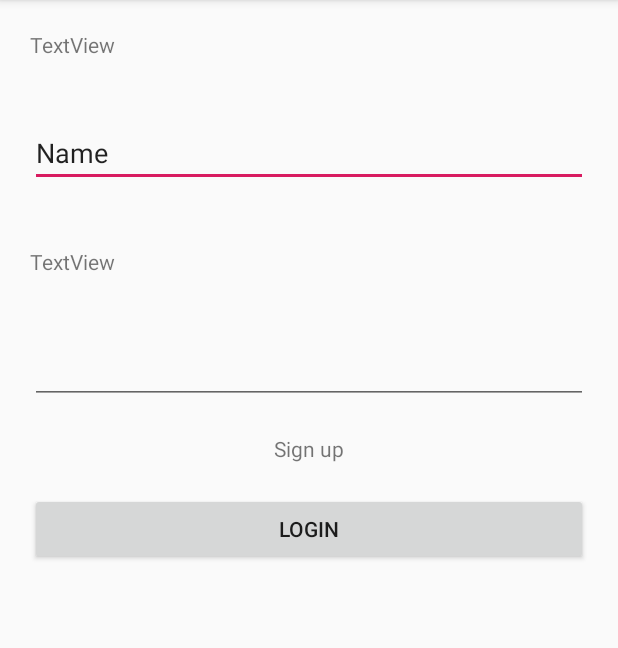
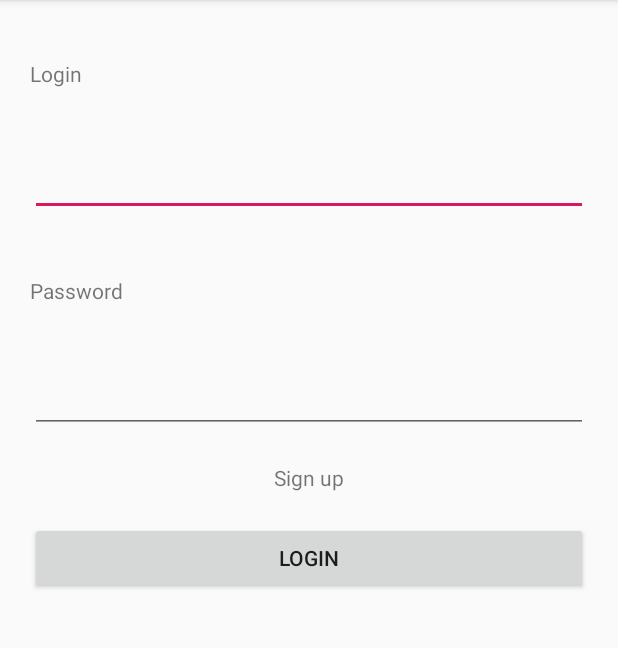
Before and after one commit to geoffreydeschaumes/native_apps_bibliotheek_app, an Android app: the screen it shows after launch (LoginActivity), on a phone screen of 412 x 824 dp, the part 84-732 px from its top. Run offline under Robolectric (Android 15) with nearby library versions, the phone set to English and light mode, and no system bars; our stand-ins replace data binding.

Commit message:
connection from loginActivity to MainActivity

```diff
--- a/app/build.gradle
+++ b/app/build.gradle
@@ -34,7 +34,7 @@ dependencies {
     testImplementation 'junit:junit:4.12'
     androidTestImplementation 'com.android.support.test:runner:1.0.2'
     androidTestImplementation 'com.android.support.test.espresso:espresso-core:3.0.2'
-    implementation"android.arch.navigation:navigation-fragment-ktx:$navigationVersion"
+    implementation "android.arch.navigation:navigation-fragment-ktx:$navigationVersion"
     implementation "android.arch.navigation:navigation-ui-ktx:$navigationVersion"
     implementation "android.arch.lifecycle:extensions:1.1.0"
 
--- a/app/src/main/java/com/example/geoffrey/bibliotheekapp/fragments/LoginFragment.kt
+++ b/app/src/main/java/com/example/geoffrey/bibliotheekapp/fragments/LoginFragment.kt
@@ -1,4 +1,5 @@
 package com.example.geoffrey.bibliotheekapp.fragments
+
 
 
 import android.arch.lifecycle.ViewModelProviders
@@ -22,13 +23,10 @@ class LoginFragment : Fragment() {
         inflater: LayoutInflater, container: ViewGroup?,
         savedInstanceState: Bundle?
     ): View? {
+        binding = DataBindingUtil.inflate<FragmentLoginBinding>(inflater, R.layout.fragment_login, container, false)
         loginViewModel = ViewModelProviders.of(this).get(LoginViewModel::class.java)
-
-        binding = DataBindingUtil.inflate<FragmentLoginBinding>(inflater, R.layout.fragment_login, container, false)
-
-        binding.txtSignUp.setOnClickListener {
-            view:View -> Navigation.findNavController(view).navigate(R.id.action_loginFragment_to_registrationFragment)
-        }
+        binding.loginViewModel = loginViewModel
+        binding.setLifecycleOwner(this)
         return binding.root
     }
 }
--- a/app/src/main/java/com/example/geoffrey/bibliotheekapp/fragments/RegistrationFragment.kt
+++ b/app/src/main/java/com/example/geoffrey/bibliotheekapp/fragments/RegistrationFragment.kt
@@ -2,6 +2,7 @@ package com.example.geoffrey.bibliotheekapp.fragments
 
 import android.arch.lifecycle.Observer
 import android.arch.lifecycle.ViewModelProviders
+import android.content.Context
 import android.databinding.DataBindingUtil
 import android.os.Bundle
 import android.support.v4.app.Fragment
@@ -16,6 +17,7 @@ import com.example.geoffrey.bibliotheekapp.databinding.FragmentRegistrationBindi
 class RegistrationFragment : Fragment() {
 
     private lateinit var registerViewModel: RegisterViewModel
+
     override fun onCreateView(
         inflater: LayoutInflater, container: ViewGroup?,
         savedInstanceState: Bundle?
@@ -25,8 +27,6 @@ class RegistrationFragment : Fragment() {
         binding.registerViewModel = registerViewModel
         binding.setLifecycleOwner(this)
 
-
-
         return binding.root
     }
 
--- a/app/src/main/java/com/example/geoffrey/bibliotheekapp/models/User.kt
+++ b/app/src/main/java/com/example/geoffrey/bibliotheekapp/models/User.kt
@@ -2,5 +2,5 @@ package com.example.geoffrey.bibliotheekapp.models
 
 import com.squareup.moshi.Json
 
-public class User (@Json(name = "username") val username: String,
-                   @Json(name="password") val password: String)
+ class User (@Json(name = "username") val username: String,
+                   @Json(name = "password") val password: String)
--- a/app/src/main/java/com/example/geoffrey/bibliotheekapp/viewModel/LoginViewModel.kt
+++ b/app/src/main/java/com/example/geoffrey/bibliotheekapp/viewModel/LoginViewModel.kt
@@ -1,35 +1,70 @@
 package com.example.geoffrey.bibliotheekapp.viewModel
 
+import android.arch.lifecycle.LiveData
 import android.arch.lifecycle.MutableLiveData
 import android.arch.lifecycle.ViewModel
+import android.content.Intent
+import android.databinding.Bindable
+import android.support.v4.content.ContextCompat
+import android.util.Log
+import android.view.View
+import com.example.geoffrey.bibliotheekapp.activities.MainActivity
 import com.example.geoffrey.bibliotheekapp.models.User
 import com.example.geoffrey.bibliotheekapp.network.BookApi
+import okhttp3.ResponseBody
 import retrofit2.Call
 import retrofit2.Callback
 import retrofit2.Response
 
 class LoginViewModel: ViewModel() {
-    var username = MutableLiveData<String>()
-    var password = MutableLiveData<String>()
-    private val _response = MutableLiveData<String>()
+    @Bindable
+    var _username = MutableLiveData<String>()
+    val username: LiveData<String>
+        get() = _username
+    @Bindable
+    var _password = MutableLiveData<String>()
+    val password: LiveData<String>
+        get() = _password
+
+    @Bindable
+    var _token = MutableLiveData<String>()
+    val token: LiveData<String>
+        get() = _token
 
     init {
-        username.value = ""
-        password.value = ""
+        _username.value = ""
+        _password.value = ""
+        _token.value = ""
     }
 
-    private fun loginUser() {
+     fun loginUser(view:View) {
         val user = User(username.value.toString(), password.value.toString())
-        BookApi.retrofitService.login(user).enqueue(object: Callback<User> {
-            override fun onFailure(call: Call<User>, t: Throwable) {
-                _response.value = "Failure" + t.message
+        BookApi.retrofitService.login(user).enqueue(object: Callback<ResponseBody> {
+            override fun onFailure(call: Call<ResponseBody>, t: Throwable) {
+                _token.value = "Failure" + t.message
             }
 
-            override fun onResponse(call: Call<User>, response: Response<User>) {
-
+            override fun onResponse(call: Call<ResponseBody>, response: Response<ResponseBody>) {
+                if(_password.value.equals("") || _username.value.equals("")) {
+                    _token.value = "Fill in all the fields!"
+                }
+                else {
+                    if(response.code() != 200){
+                        _token.value = "User does not excist"
+                    }
+                    else {
+                        onLoginSuccess(response, user, view)
+                    }
+                }
             }
 
         })
     }
 
+    fun onLoginSuccess(response: Response<ResponseBody>, user:User, view: View) {
+        Log.d(response.body().toString(), "body voor registratiescherm.")
+        val i = Intent(view.context, MainActivity::class.java)
+        ContextCompat.startActivity(view.context, i, null)
+    }
+
 }
--- a/app/src/main/res/layout/fragment_login.xml
+++ b/app/src/main/res/layout/fragment_login.xml
@@ -2,31 +2,46 @@
 <layout xmlns:android="http://schemas.android.com/apk/res/android"
 
 >
+    <data>
+        <variable name="loginViewModel" type="com.example.geoffrey.bibliotheekapp.viewModel.LoginViewModel"/>
+    </data>
     <LinearLayout
             android:orientation="vertical"
             android:layout_width="match_parent"
             android:layout_height="match_parent">
+
         <TextView
-                android:text="TextView"
+                android:id="@+id/token"
                 android:layout_width="match_parent"
-                android:layout_height="wrap_content" android:id="@+id/textView"
-                android:layout_margin="20dp"/>
+                android:layout_height="wrap_content"
+                android:text="@={loginViewModel._token}"
+                android:gravity="center"/>
+
+        <TextView
+                android:id="@+id/textView"
+                android:layout_width="match_parent"
+                android:layout_height="wrap_content"
+                android:layout_margin="20dp"
+                android:text="Login" />
         <EditText
                 android:layout_width="match_parent"
                 android:layout_height="wrap_content"
                 android:inputType="textPersonName"
-                android:text="Name"
+                android:text="@={loginViewModel._username}"
                 android:ems="10"
                 android:id="@+id/editText" android:layout_margin="20dp"/>
+
         <TextView
-                android:text="TextView"
+                android:id="@+id/textView2"
                 android:layout_width="match_parent"
-                android:layout_height="wrap_content" android:id="@+id/textView2"
-                android:layout_margin="20dp"/>
+                android:layout_height="wrap_content"
+                android:layout_margin="20dp"
+                android:text="Password" />
         <EditText
                 android:layout_width="match_parent"
                 android:layout_height="wrap_content"
                 android:inputType="textPassword"
+                android:text="@={loginViewModel._password}"
                 android:ems="10"
                 android:id="@+id/editText2" android:layout_margin="20dp"/>
         <TextView
@@ -38,6 +53,8 @@
                 android:text="Login"
                 android:layout_width="match_parent"
                 android:layout_height="wrap_content" android:id="@+id/btnLogin"
+                android:onClick="@{(view) -> loginViewModel.loginUser(view)}"
                 android:layout_margin="20dp"/>
+
     </LinearLayout>
 </layout>
--- a/app/src/main/res/layout/fragment_registration.xml
+++ b/app/src/main/res/layout/fragment_registration.xml
@@ -11,7 +11,7 @@
             android:layout_width="match_parent"
             android:layout_height="match_parent">
         <TextView
-                android:text="@{registerViewModel.token}"
+                android:text="@{registerViewModel._token}"
                 android:layout_width="match_parent"
                 android:layout_height="wrap_content" android:id="@+id/token"
                 android:layout_centerHorizontal="true"
@@ -61,7 +61,7 @@
                 android:layout_width="match_parent"
                 android:layout_height="wrap_content" android:id="@+id/btnRegistration"
                 android:layout_margin="20dp"
-                android:onClick="@{() -> registerViewModel.checkUsername()}"
+                android:onClick="@{(view) -> registerViewModel.checkUsername(view)}"
         />
     </LinearLayout>
 </layout>
```
Also changed, not shown: app/src/main/AndroidManifest.xml (+6 -1 lines), app/src/main/java/com/example/geoffrey/bibliotheekapp/activities/MainActivity.kt (added, +13 -0 lines), app/src/main/java/com/example/geoffrey/bibliotheekapp/network/BookApiService.kt (+4 -3 lines), app/src/main/java/com/example/geoffrey/bibliotheekapp/viewModel/RegisterViewModel.kt (+28 -20 lines), app/src/main/res/layout/activity_main.xml (added, +20 -0 lines).
